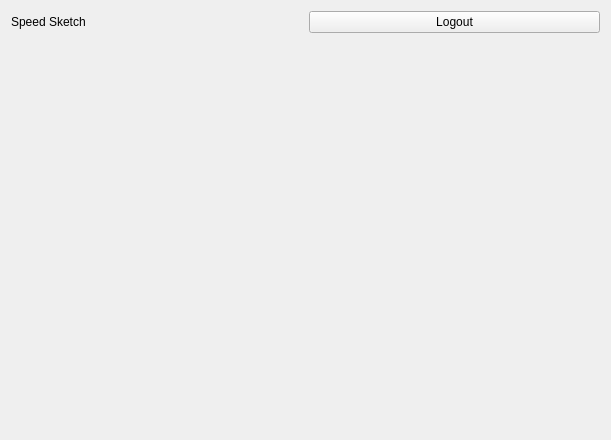
Qt form ui/containerForm.ui (alfphy/drawing_game) before a commit.
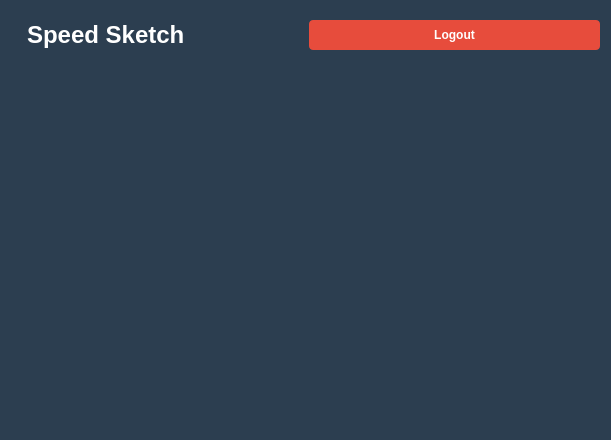
The same form after that commit. Icons and pictures are not drawn.

Commit message: color stylesheet on containerform

```diff
--- a/ui/containerForm.ui
+++ b/ui/containerForm.ui
@@ -16,6 +16,33 @@
   <property name="windowIcon">
    <iconset theme="applications-games"/>
   </property>
+  <property name="styleSheet">
+   <string notr="true">
+    QWidget#ContainerForm {
+        background-color: #2c3e50;
+    }
+    QLabel#label_title {
+        color: white;
+        font-size: 24px;
+        font-weight: bold;
+        padding: 10px;
+    }
+    QPushButton#button_menu {
+        background-color: #e74c3c;
+        color: white;
+        border: none;
+        padding: 8px 16px;
+        border-radius: 4px;
+        font-weight: bold;
+    }
+    QPushButton#button_menu:hover {
+        background-color: #c0392b;
+    }
+    QPushButton#button_menu:pressed {
+        background-color: #a93226;
+    }
+   </string>
+  </property>
   <layout class="QVBoxLayout" name="verticalLayout_2" stretch="0,1">
    <item>
     <layout class="QHBoxLayout" name="horizontalLayout_2">
```
The commit also changes 4 other files.
